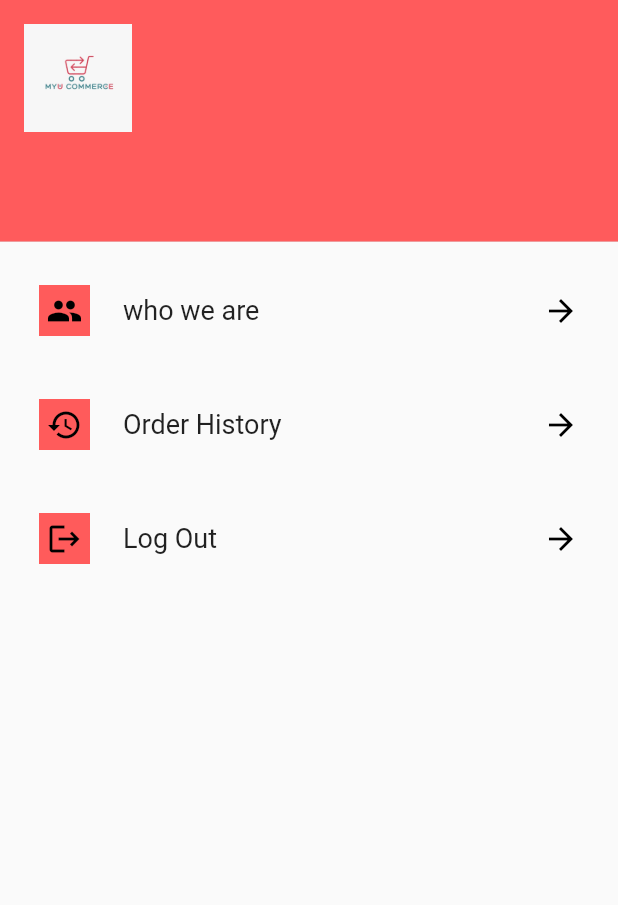
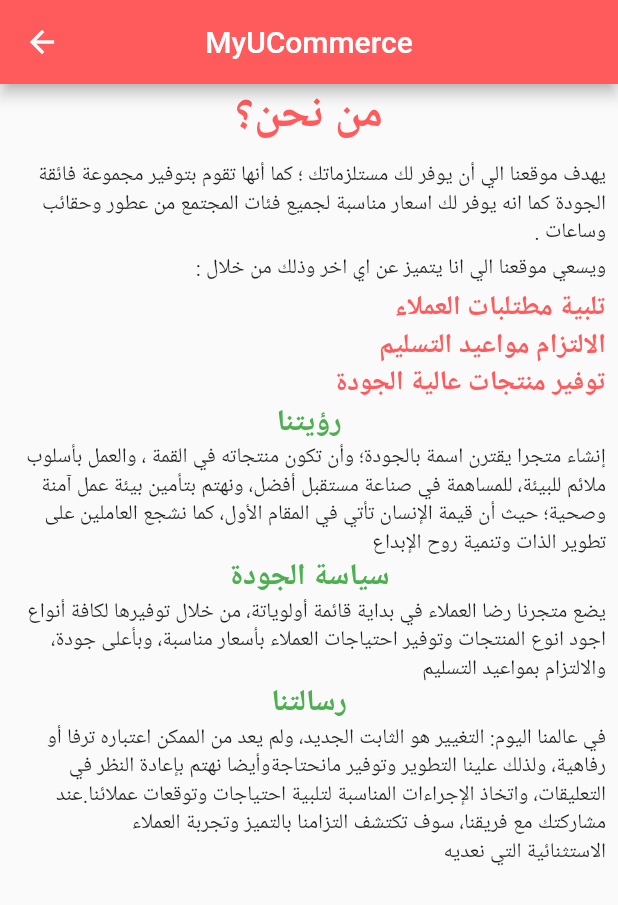
Before and after one commit to Ahmed3bdalla/MyuCommerce, a Flutter app: the ProfilePage screen opened directly, after a tap on "who we are", on a phone screen of 412 x 824 dp. Shown: the top 905 px of the screen. Run offline on Flutter 3.47's test engine with Material 2 defaults, Android fonts, the phone set to English and light mode, and no system bars; our stand-ins replace cloud_firestore, firebase_auth, firebase_core, flutter_bloc, get, hive and 1 more; accounts and stored records are empty.

Commit message:
some changes

```diff
--- a/lib/view/screens/auth/login_page.dart
+++ b/lib/view/screens/auth/login_page.dart
@@ -31,6 +31,7 @@
         },
         child: Scaffold(
           resizeToAvoidBottomInset: true,
+          backgroundColor: Colors.white,
           body: ListView(
             children: [
               SizedBox(
@@ -58,7 +59,7 @@
               const Padding(
                 padding: EdgeInsets.only(left: 20.0),
                 child: Text(
-                  'Welcome Back Catchy',
+                  'Welcome Back',
                 ),
               ),
               SizedBox(
@@ -76,6 +77,9 @@
                           validator: (value) {
                             if (value == null || value.isEmpty) {
                               return 'Please enter email';
+                            } else if (!RegExp(r'\S+@\S+\.\S+')
+                                .hasMatch(value)) {
+                              return "Enter a valid Email";
                             }
                             return null;
                           },
@@ -90,7 +94,7 @@
                       MyTextField(
                           validator: (value) {
                             if (value == null || value.isEmpty) {
-                              return 'Please enter email';
+                              return 'Please enter Password';
                             }
                             return null;
                           },
--- a/lib/view/screens/auth/register_page.dart
+++ b/lib/view/screens/auth/register_page.dart
@@ -32,6 +32,7 @@
           }
         },
         child: Scaffold(
+          backgroundColor: Colors.white,
           resizeToAvoidBottomInset: true,
           body: ListView(
             children: [
--- a/lib/view/screens/home/profile/profile_page.dart
+++ b/lib/view/screens/home/profile/profile_page.dart
@@ -5,7 +5,7 @@
 import 'package:myucommerce/view/cubits/profile_cubit/profile_cubit.dart';
 import 'package:myucommerce/view/cubits/profile_cubit/profile_states.dart';
 import 'package:myucommerce/view/screens/home/profile/my_orders_page.dart';
-
+import 'package:myucommerce/view/screens/home/profile/who_we_are_page.dart';
 import '../../../../helper/constants.dart';
 import '../../../widgets/custom_listtile.dart';
 import '../../../widgets/custom_text.dart';
@@ -34,13 +34,14 @@
                 size: 18,
                 color: Colors.white,
               ),
-                currentAccountPicture: Image.asset('images/logo.jpg')),
+              // currentAccountPicture: Image.asset(kLogo)
+            ),
           ),
           CustomListTile(
               leading: Icons.people,
               title: "who we are",
               ontap: () {
-                return null;
+                Get.to(() => const WhoWeArePage());
               }),
           CustomListTile(
               leading: Icons.history,
@@ -54,13 +55,16 @@
               title: "Log Out",
               ontap: () async {
                 try {
-                  FirebaseAuth.instance.signOut().then((value) {
+                  FirebaseAuth.instance.signOut();
                   Get.offAllNamed('/');
-                  });
                 } catch (e) {
                   Get.snackbar('Error', '$e');
                 }
               }),
+          const CustomText(
+              text: "Supervisor Dr. Yasser Fouda",
+              size: 18,
+              color: kPrimaryColor)
         ],
       )),
     );
--- /dev/null
+++ b/lib/view/screens/home/profile/who_we_are_page.dart
@@ -0,0 +1,77 @@
+import 'package:flutter/material.dart';
+import 'package:myucommerce/helper/constants.dart';
+import 'package:myucommerce/view/widgets/custom_text.dart';
+
+class WhoWeArePage extends StatelessWidget {
+  const WhoWeArePage({super.key});
+
+  @override
+  Widget build(BuildContext context) {
+    return Scaffold(
+      appBar: AppBar(
+        title: const Text("MyUCommerce"),
+        backgroundColor: kPrimaryColor,
+        centerTitle: true,
+      ),
+      body: Padding(
+        padding: const EdgeInsets.symmetric(horizontal: 8),
+        child: SingleChildScrollView(
+          physics: const BouncingScrollPhysics(),
+          child: Column(mainAxisAlignment: MainAxisAlignment.center, children: [
+            const CustomText(text: "من نحن؟", size: 30, color: kPrimaryColor),
+            const SizedBox(
+              height: 10,
+            ),
+            Column(
+              crossAxisAlignment: CrossAxisAlignment.end,
+              children: const [
+                Text(
+                  "يهدف موقعنا الي أن يوفر لك مستلزماتك ؛ كما أنها تقوم بتوفير مجموعة فائقة الجودة كما انه يوفر لك اسعار مناسبة لجميع فئات المجتمع من عطور وحقائب وساعات .",
+                  textDirection: TextDirection.rtl,
+                ),
+                SizedBox(
+                  height: 5,
+                ),
+                Text(
+                  "ويسعي موقعنا الي انا يتميز عن اي اخر وذلك من خلال :",
+                  textDirection: TextDirection.rtl,
+                ),
+                SizedBox(
+                  height: 5,
+                ),
+                CustomText(
+                    text: "تلبية مطتلبات العملاء",
+                    size: 18,
+                    color: kPrimaryColor),
+                CustomText(
+                    text: "الالتزام مواعيد التسليم",
+                    size: 18,
+                    color: kPrimaryColor),
+                CustomText(
+                    text: "توفير منتجات عالية الجودة",
+                    size: 18,
+                    color: kPrimaryColor),
+              ],
+            ),
+            const CustomText(text: "رؤيتنا", size: 20, color: Colors.green),
+            const Text(
+              'إنشاء متجرا يقترن اسمة بالجودة؛ وأن تكون منتجاته في القمة ، والعمل بأسلوب ملائم للبيئة، للمساهمة في صناعة مستقبل أفضل، ونهتم بتأمين بيئة عمل آمنة وصحية؛ حيث أن قيمة الإنسان تأتي في المقام الأول، كما نشجع العاملين على تطوير الذات وتنمية روح الإبداع',
+              textDirection: TextDirection.rtl,
+            ),
+            const CustomText(
+                text: "سياسة الجودة", size: 20, color: Colors.green),
+            const Text(
+              "يضع متجرنا رضا العملاء في بداية قائمة أولوياتة، من خلال توفيرها لكافة أنواع اجود انوع المنتجات وتوفير احتياجات العملاء بأسعار مناسبة، وبأعلى جودة، والالتزام بمواعيد التسليم",
+              textDirection: TextDirection.rtl,
+            ),
+            const CustomText(text: "رسالتنا", size: 20, color: Colors.green),
+            const Text(
+              """في عالمنا اليوم: التغيير هو الثابت الجديد، ولم يعد من الممكن اعتباره ترفا أو رفاهية، ولذلك علينا التطوير وتوفير مانحتاجةوأيضا نهتم بإعادة النظر في التعليقات، واتخاذ الإجراءات المناسبة لتلبية احتياجات وتوقعات عملائنا.عند مشاركتك مع فريقنا، سوف تكتشف التزامنا بالتميز وتجربة العملاء الاستثنائية التي نعديه""",
+              textDirection: TextDirection.rtl,
+            ),
+          ]),
+        ),
+      ),
+    );
+  }
+}
```
Also changed, not shown: images/logo.jpg. Lines whose indentation alone changed are shown as unchanged.
